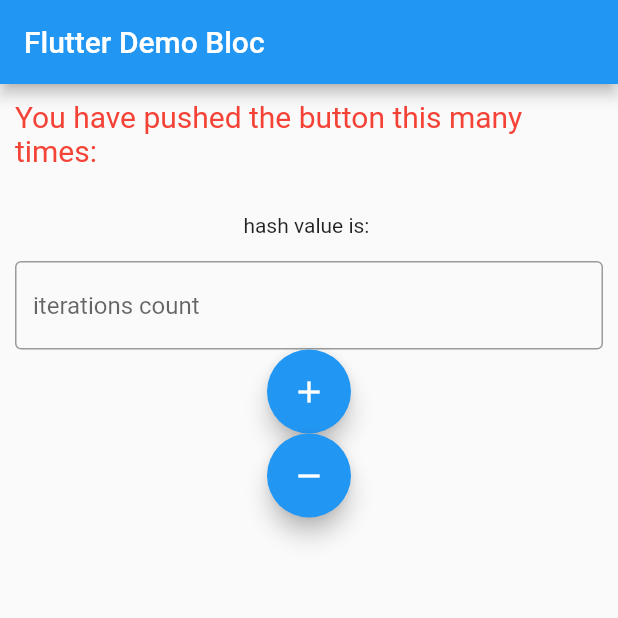
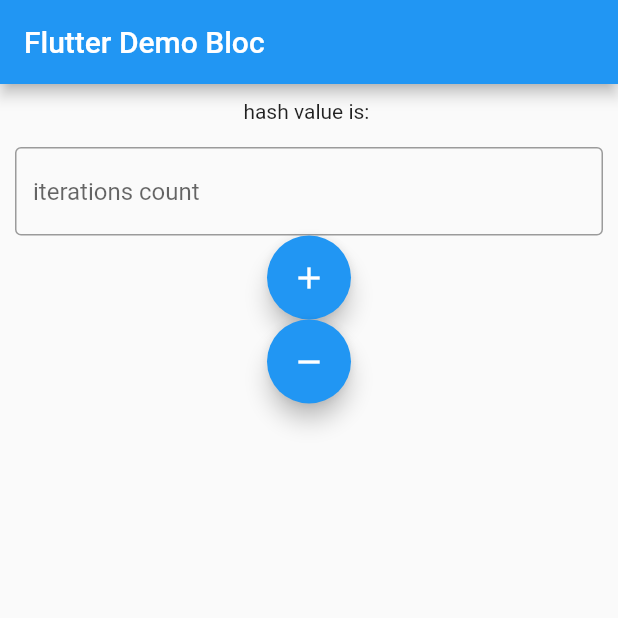
Before and after one commit to TretiakAnton/Anton_Tretiak_FlutterBaseCampFall2021_Hometasks, a Flutter app: the screen it shows after launch, on a phone screen of 412 x 824 dp, the top half of it. Run offline on Flutter 3.47's test engine with Material 2 defaults, Android fonts, the phone set to English and light mode, and no system bars; our stand-ins replace bloc, flutter_bloc.

Commit message:
fixed counterTextWidget

```diff
--- a/lib/main.dart
+++ b/lib/main.dart
@@ -93,7 +93,7 @@ class _MyHomePageState extends State<MyHomePage> {
         child: Center(
           child: Column(
             children: [
-              CounterTextContainerWidget(),
+              CounterTextWidget(),
               TextField(
                   keyboardType: TextInputType.number,
                   controller: _iterationsController,
@@ -119,36 +119,10 @@ class _MyHomePageState extends State<MyHomePage> {
   }
 }
 
-class CounterTextContainerWidget extends StatelessWidget {
-  @override
-  Widget build(BuildContext context) {
-    return Column(
-      mainAxisAlignment: MainAxisAlignment.center,
-      children: <Widget>[
-        Text(
-          'You have pushed the button this many times:',
-          style: TextStyle(color: Colors.red, fontSize: 20),
-        ),
-        SizedBox(
-          height: 30,
-        ),
-        CounterTextWidget(),
-      ],
-    );
-  }
-}
-
 class CounterTextWidget extends StatelessWidget {
   @override
   Widget build(BuildContext context) {
-    return Row(
-      mainAxisAlignment: MainAxisAlignment.center,
-      children: [
-        /*Icon(Icons.qr_code_rounded),
-        SizedBox(
-          width: 30,
-        ),*/
-        BlocBuilder<CounterCubit, HashCalculationPageState>(
+    return BlocBuilder<CounterCubit, HashCalculationPageState>(
       builder: (context, state) {
         return Center(
           child: state.isCalculatingHash
@@ -156,8 +130,6 @@ class CounterTextWidget extends StatelessWidget {
               : Text('hash value is: \n ${state.hashInfoValue}'),
         );
       },
-        ),
-      ],
     );
   }
 }
```
Lines whose indentation alone changed are shown as unchanged.
